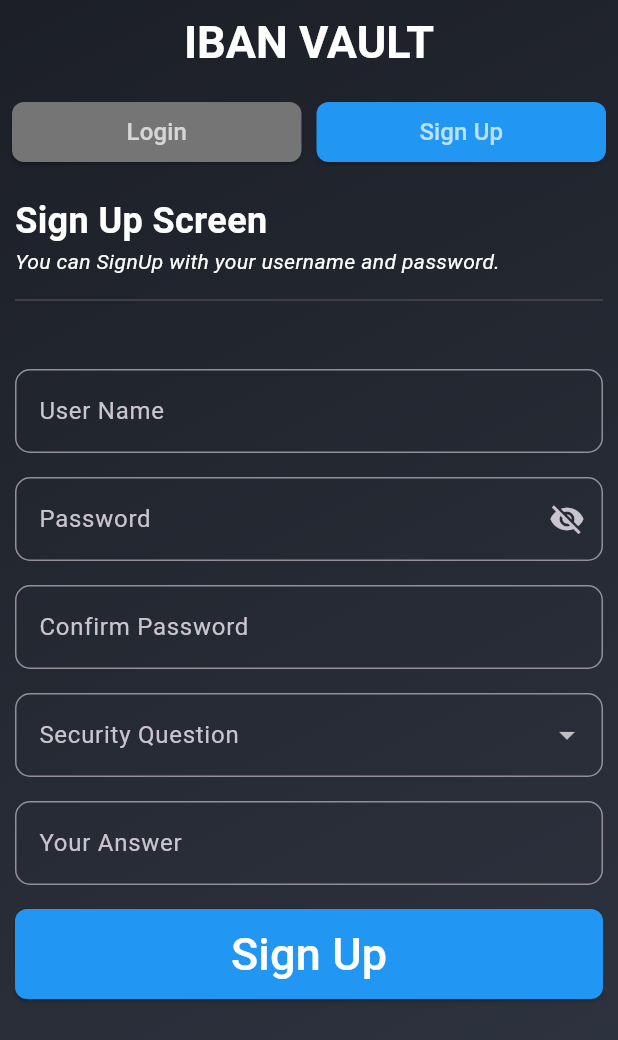
After one commit to an90ass/IbanValut, a Flutter app: the LoginScreen screen opened by its route, after a tap on "Sign Up", on a phone screen of 412 x 824 dp. The commit adds this screen. Shown: the top 1040 px of the screen. Run offline on Flutter 3.47's test engine with Material 3 defaults, Android fonts, the light colour scheme and no system bars; our stand-ins replace curved_navigation_bar, qr_flutter, sqflite, top_snackbar_flutter; missing offline and left inert: mobile_scanner; accounts and stored records are empty.

Commit message:
add: auth pages UI design

```diff
--- a/lib/core/routes/app_routes.dart
+++ b/lib/core/routes/app_routes.dart
@@ -1,5 +1,6 @@
 import 'package:flutter/material.dart';
 
+import '../../screens/auth/views/authPage.dart';
 import '../../screens/home/home_page.dart';
 
 class AppRoutes {
@@ -7,6 +8,8 @@ class AppRoutes {
     switch(settings.name){
       case '/':
       return MaterialPageRoute(builder: (context) => HomePage());
+      case '/login':
+      return MaterialPageRoute(builder: (context)=> LoginScreen());
       default :
       return MaterialPageRoute(builder: (context) => HomePage());
 
--- a/lib/core/routes/route_names.dart
+++ b/lib/core/routes/route_names.dart
@@ -1,3 +1,5 @@
 class Routenames {
   static const String home = '/';
+    static const String login = '/login';
+
 }
--- /dev/null
+++ b/lib/screens/auth/views/LoginView.dart
@@ -0,0 +1,112 @@
+import 'package:flutter/material.dart';
+
+class LoginView extends StatefulWidget {
+  const LoginView({super.key});
+
+  @override
+  State<LoginView> createState() => _LoginViewState();
+}
+
+class _LoginViewState extends State<LoginView> {
+  final GlobalKey<FormState> _formKey = GlobalKey<FormState>();
+  final TextEditingController _usernameController = TextEditingController();
+  final TextEditingController _passwordController = TextEditingController();
+  bool _obscurePassword = true;
+  @override
+  Widget build(BuildContext context) {
+    return Padding(
+      padding: const EdgeInsets.all(12.0),
+      child: Column(
+        children: [
+          Column(
+            crossAxisAlignment: CrossAxisAlignment.start,
+            mainAxisAlignment: MainAxisAlignment.center,
+            children: [
+              Text(
+                "Login Screen",
+                style: TextStyle(fontSize: 24, fontWeight: FontWeight.bold),
+              ),
+              Text(
+                "You can login with your username and password.",
+                style: TextStyle(fontStyle: FontStyle.italic),
+              ),
+
+              Divider(height: 32),
+              SizedBox(height: 30),
+              Form(
+                key: _formKey,
+                child: Column(
+                  children: [
+                    TextFormField(
+                      controller: _usernameController,
+                      decoration: InputDecoration(
+                        labelText: "Username",
+                        border: OutlineInputBorder(
+                          borderRadius: BorderRadius.circular(10.0),
+                        ),
+                      ),
+                      validator: (value) {
+                        if (value == null || value.isEmpty) {
+                          return 'Username is required';
+                        }
+                        return null;
+                      },
+                    ),
+                    SizedBox(height: 16),
+                    TextFormField(
+                      obscureText: _obscurePassword,
+                      decoration: InputDecoration(
+                        labelText: "Password",
+                        border: OutlineInputBorder(
+                          borderRadius: BorderRadius.circular(10.0),
+                        ),
+                        suffixIcon: IconButton(
+                          icon: Icon(
+                            _obscurePassword
+                                ? Icons.visibility_off
+                                : Icons.visibility,
+                          ),
+                          onPressed: () {
+                            setState(() {
+                              _obscurePassword = !_obscurePassword;
+                            });
+                          },
+                        ),
+                      ),
+                    ),
+
+                    SizedBox(height: 24),
+                    SizedBox(
+                      width: double.infinity,
+                      child: ElevatedButton(
+                        onPressed: () {
+                          if (_formKey.currentState!.validate()) {
+                            final username = _usernameController.text;
+                            final password = _passwordController.text;
+                            print("Login with $username and $password");
+                          }
+                        },
+                        child: Text(
+                          "Login",
+                          style: TextStyle(color: Colors.white, fontSize: 30),
+                        ),
+
+                        style: ElevatedButton.styleFrom(
+                          backgroundColor: Colors.blue,
+                          minimumSize: Size(60, 60),
+                          shape: RoundedRectangleBorder(
+                            borderRadius: BorderRadius.circular(8),
+                          ),
+                        ),
+                      ),
+                    ),
+                  ],
+                ),
+              ),
+            ],
+          ),
+        ],
+      ),
+    );
+  }
+}
--- /dev/null
+++ b/lib/screens/auth/views/SignUpView.dart
@@ -0,0 +1,190 @@
+import 'package:flutter/material.dart';
+
+class SignUpView extends StatefulWidget {
+  const SignUpView({super.key});
+
+  @override
+  State<SignUpView> createState() => _SignupviewState();
+}
+
+class _SignupviewState extends State<SignUpView> {
+  final GlobalKey<FormState> _formKey = GlobalKey<FormState>();
+  final TextEditingController _usernameController = TextEditingController();
+  final TextEditingController _passwordController = TextEditingController();
+  final TextEditingController _confirmPasswordController =
+      TextEditingController();
+  bool _obscurePassword = true;
+  String? _selectedQuestion;
+  final TextEditingController _securityAnswerController =
+      TextEditingController();
+
+  @override
+  Widget build(BuildContext context) {
+    return Padding(
+      padding: const EdgeInsets.all(10.0),
+      child: Column(
+        crossAxisAlignment: CrossAxisAlignment.start,
+        children: [
+          Text(
+            "Sign Up Screen",
+            style: TextStyle(fontSize: 24, fontWeight: FontWeight.bold),
+          ),
+          Text(
+            "You can SignUp with your username and password.",
+            style: TextStyle(fontStyle: FontStyle.italic),
+          ),
+          Divider(height: 32),
+          SizedBox(height: 30),
+          Form(
+            key: _formKey,
+            child: Column(
+              children: [
+                TextFormField(
+                  controller: _usernameController,
+                  decoration: InputDecoration(
+                    border: OutlineInputBorder(
+                      borderRadius: BorderRadius.circular(10.0),
+                    ),
+                    label: Text("User Name"),
+                  ),
+                  validator: (value) {
+                    if (value == null || value.isEmpty) {
+                      return 'Username is required';
+                    }
+                    return null;
+                  },
+                ),
+                SizedBox(height: 16),
+                TextFormField(
+                  controller: _passwordController,
+                  obscureText: _obscurePassword,
+                  decoration: InputDecoration(
+                    labelText: "Password",
+                    border: OutlineInputBorder(
+                      borderRadius: BorderRadius.circular(10.0),
+                    ),
+                    suffixIcon: IconButton(
+                      icon: Icon(
+                        _obscurePassword
+                            ? Icons.visibility_off
+                            : Icons.visibility,
+                      ),
+                      onPressed: () {
+                        setState(() {
+                          _obscurePassword = !_obscurePassword;
+                        });
+                      },
+                    ),
+                  ),
+                  validator: (value) {
+                    if (value == null || value.isEmpty) {
+                      return 'Password is required';
+                    }
+                    return null;
+                  },
+                ),
+                SizedBox(height: 16),
+
+                TextFormField(
+                  controller: _confirmPasswordController,
+                  obscureText: true,
+                  decoration: InputDecoration(
+                    labelText: "Confirm Password",
+                    border: OutlineInputBorder(
+                      borderRadius: BorderRadius.circular(10.0),
+                    ),
+                  ),
+                  validator: (value) {
+                    if (value == null || value.isEmpty) {
+                      return 'Confirm Password is required';
+                    } else if (value != _passwordController.text) {
+                      return 'Passwords do not match';
+                    }
+                    return null;
+                  },
+                  onChanged: (value) {
+                    _formKey.currentState?.validate();
+                  },
+                ),
+                SizedBox(height: 16),
+                DropdownButtonFormField<String>(
+                  decoration: InputDecoration(
+                    labelText: "Security Question",
+                    border: OutlineInputBorder(
+                      borderRadius: BorderRadius.circular(10.0),
+                    ),
+                  ),
+                  items:
+                      [
+                        "What is your favorite food?",
+                        "What is your mother's maiden name?",
+                        "What is the name of your first pet?",
+                        "In what city were you born?",
+                      ].map((question) {
+                        return DropdownMenuItem<String>(
+                          value: question,
+                          child: Text(question),
+                        );
+                      }).toList(),
+                  onChanged: (value) {
+                    setState(() {
+                      _selectedQuestion = value;
+                    });
+                  },
+                  validator: (value) {
+                    if (value == null || value.isEmpty) {
+                      return 'Please select a security question';
+                    }
+                    return null;
+                  },
+                ),
+                SizedBox(height: 16),
+                TextFormField(
+                  controller: _securityAnswerController,
+                  decoration: InputDecoration(
+                    labelText: "Your Answer",
+                    border: OutlineInputBorder(
+                      borderRadius: BorderRadius.circular(10.0),
+                    ),
+                  ),
+                  validator: (value) {
+                    if (value == null || value.isEmpty) {
+                      return 'Please provide an answer';
+                    }
+                    return null;
+                  },
+                ),
+                SizedBox(height: 16),
+
+                SizedBox(
+                  width: double.infinity,
+                  child: ElevatedButton(
+                    onPressed: () {
+                      if (_formKey.currentState!.validate()) {
+                        final username = _usernameController.text;
+                        final password = _passwordController.text;
+                        print("Login with $username and $password");
+                      }
+                    },
+                    child: Text(
+                      "Sign Up",
+                      style: TextStyle(color: Colors.white, fontSize: 30),
+                    ),
+
+                    style: ElevatedButton.styleFrom(
+                      backgroundColor: Colors.blue,
+                      minimumSize: Size(60, 60),
+                      shape: RoundedRectangleBorder(
+                        borderRadius: BorderRadius.circular(8),
+                      ),
+                    ),
+                  ),
+                ),
+              ],
+            ),
+          ),
+        ],
+      ),
+    );
+  }
+}
--- /dev/null
+++ b/lib/screens/auth/views/authPage.dart
@@ -0,0 +1,121 @@
+import 'package:flutter/material.dart';
+import 'package:ibanvault/screens/auth/views/LoginView.dart';
+import 'package:ibanvault/screens/auth/views/SignUpView.dart';
+
+import '../../../widgets.dart';
+
+class LoginScreen extends StatefulWidget {
+  const LoginScreen({super.key});
+
+  @override
+  State<LoginScreen> createState() => _LoginScreenState();
+}
+
+class _LoginScreenState extends State<LoginScreen> {
+  final PageController _pageController = PageController();
+  int _currentPage = 0;
+
+  @override
+  Widget build(BuildContext context) {
+    return GradientBackground(
+      child: Scaffold(
+        backgroundColor: Colors.transparent,
+
+        appBar: CustomAppBar(is_auth_page: true),
+        body: buildBody(),
+      ),
+    );
+  }
+
+  Widget buildBody() {
+    return Column(
+      children: [
+        _buildTopButtons(),
+        Expanded(
+          child: PageView(
+            controller: _pageController,
+            onPageChanged: (index) {
+              setState(() => _currentPage = index);
+            },
+            children: [_buildLoginPage(), _buildSignUpPage()],
+          ),
+        ),
+      ],
+    );
+  }
+
+  Widget _buildTopButtons() {
+    return Padding(
+      padding: const EdgeInsets.all(8.0),
+      child: Row(
+          mainAxisAlignment: MainAxisAlignment.center,
+          crossAxisAlignment: CrossAxisAlignment.center,
+          children: [
+            Expanded(
+              child: ElevatedButton(
+                onPressed: () {
+                  return _goToPage(0);
+                },
+                child: Text(
+                  "Login",
+                  style: TextStyle(color: Colors.white70, fontSize: 16),
+                ),
+                style: ElevatedButton.styleFrom(
+                  backgroundColor:
+                      _currentPage == 0 ? Colors.blue : Colors.grey[600],
+
+                  minimumSize: Size(60, 40),
+                  shape: RoundedRectangleBorder(
+                    borderRadius: BorderRadius.circular(8),
+                  ),
+                ),
+              ),
+            ),
+
+            SizedBox(width: 10),
+            Expanded(
+              child: ElevatedButton(
+                style: ElevatedButton.styleFrom(
+
+                  backgroundColor:
+                      _currentPage == 1 ? Colors.blue : Colors.grey[600],
+
+                  minimumSize: Size(60, 40),
+                  shape: RoundedRectangleBorder(
+                    borderRadius: BorderRadius.circular(8),
+
+                  ),
+                ),
+                onPressed: () {
+                  return _goToPage(1);
+                },
+                child: Text(
+                  "Sign Up",
+                  style: TextStyle(color: Colors.white70, fontSize: 16),
+                ),
+              ),
+            ),
+          ],
+        ),
+    );
+  }
+
+  Widget _buildLoginPage() {
+    return LoginView();
+  }
+
+  Widget _buildSignUpPage() {
+    return SignUpView();
+  }
+
+  void _goToPage(int pageIndex) {
+    _pageController.animateToPage(
+      pageIndex,
+      duration: Duration(milliseconds: 300),
+      curve: Curves.easeInOut,
+    );
+    setState(() {
+      _currentPage = pageIndex;
+    });
+  }
+}
--- a/lib/screens/home/view/home_screen.dart
+++ b/lib/screens/home/view/home_screen.dart
@@ -1,5 +1,6 @@
 import 'package:flutter/material.dart';
 import 'package:flutter/services.dart';
+import 'package:ibanvault/core/routes/route_names.dart';
 import 'package:ibanvault/core/utils/AppColors.dart';
 import 'package:ibanvault/data/banks.dart';
 import 'package:ibanvault/data/models/friend_ibans_model.dart';
@@ -62,6 +63,9 @@ class _HomeContentState extends State<HomeContent>
       child: Column(
         crossAxisAlignment: CrossAxisAlignment.start,
         children: [
+          ElevatedButton(onPressed: (){
+            Navigator.pushNamed(context, Routenames.login);
+          }, child: Text("Login PAGE")),
           _buildTitleText(),
           SizedBox(height: 10),
           _buildSubTitleText(),
--- a/lib/widgets.dart
+++ b/lib/widgets.dart
@@ -25,7 +25,9 @@ class GradientBackground extends StatelessWidget {
   }
 }
 class CustomAppBar extends StatelessWidget implements PreferredSizeWidget {
+  final bool? is_auth_page;
   const CustomAppBar({
+    this.is_auth_page,
     super.key,
   });
 
@@ -36,6 +38,7 @@ class CustomAppBar extends StatelessWidget implements PreferredSizeWidget {
   Widget build(BuildContext context) {
     return AppBar(
     backgroundColor: Colors.transparent,
+          automaticallyImplyLeading: !(is_auth_page ?? false),
 
       title: const Text('IBAN VAULT'),
       centerTitle: true,
```
